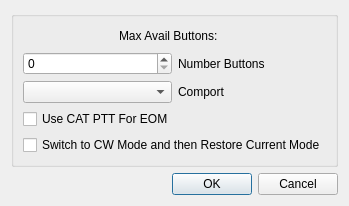
First picture: the form in mqt/MqtLogger/txvmrigsetupdialog.ui, repository Rsclub22/Minos2-Mirror, before the edit.
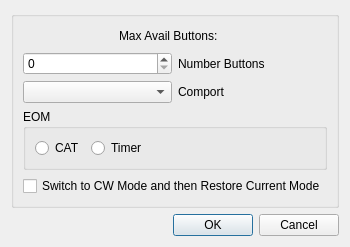
Second picture: the form after the edit.

```diff
--- a/mqt/MqtLogger/txvmrigsetupdialog.ui
+++ b/mqt/MqtLogger/txvmrigsetupdialog.ui
@@ -6,8 +6,8 @@
    <rect>
     <x>0</x>
     <y>0</y>
-    <width>312</width>
-    <height>167</height>
+    <width>350</width>
+    <height>238</height>
    </rect>
   </property>
   <property name="windowTitle">
@@ -93,10 +93,39 @@
        </layout>
       </item>
       <item>
-       <widget class="QCheckBox" name="pttEOMChkBox">
-        <property name="text">
-         <string>Use CAT PTT For EOM</string>
+       <widget class="QGroupBox" name="EomGroupBox">
+        <property name="title">
+         <string>EOM</string>
         </property>
+        <layout class="QHBoxLayout" name="horizontalLayout_4">
+         <item>
+          <widget class="QRadioButton" name="catEomRb">
+           <property name="text">
+            <string>CAT</string>
+           </property>
+          </widget>
+         </item>
+         <item>
+          <widget class="QRadioButton" name="timerEomRb">
+           <property name="text">
+            <string>Timer</string>
+           </property>
+          </widget>
+         </item>
+         <item>
+          <spacer name="horizontalSpacer_3">
+           <property name="orientation">
+            <enum>Qt::Horizontal</enum>
+           </property>
+           <property name="sizeHint" stdset="0">
+            <size>
+             <width>40</width>
+             <height>20</height>
+            </size>
+           </property>
+          </spacer>
+         </item>
+        </layout>
        </widget>
       </item>
       <item>
```
